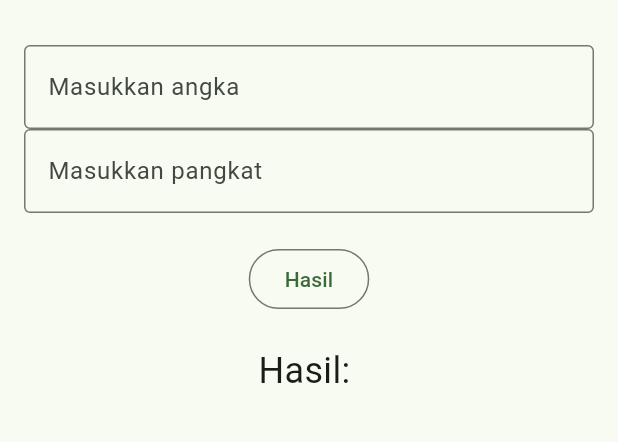
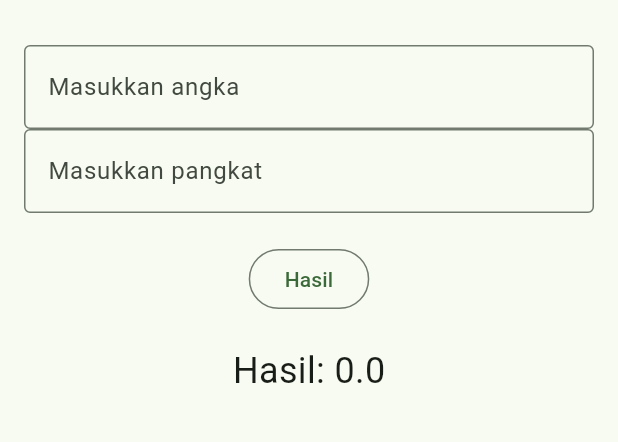
Before and after one commit to ahmadkasim12/bloc_kelompok_4, a Flutter app: the Perpangkatan screen opened directly, on a phone screen of 412 x 824 dp, the part 63-505 px from its top. Run offline on Flutter 3.47's test engine with Material 3 defaults, Android fonts, the phone set to English and light mode, and no system bars; our stand-ins replace flutter_bloc.

Commit message:
implementasi bloc test 1 (unfinished)

```diff
--- a/lib/Screens/Perpangkatan.dart
+++ b/lib/Screens/Perpangkatan.dart
@@ -1,28 +1,18 @@
-import 'package:bloc_implementation_assignment/Widgets/Drawer.dart';
-import 'package:bloc_implementation_assignment/Widgets/GenericButton.dart';
-import 'package:bloc_implementation_assignment/Widgets/GenericTextField.dart';
 import 'package:flutter/material.dart';
-import 'dart:math';
+import 'package:flutter_bloc/flutter_bloc.dart';
 
-class Perpangkatan extends StatefulWidget {
-  const Perpangkatan({super.key});
+import '../Widgets/Drawer.dart';
+import '../Widgets/GenericButton.dart';
+import '../Widgets/GenericTextField.dart';
+import '../bloc/bloc_aritmatika/input_bloc.dart';
+import '../bloc/bloc_perpangkatan/operator_perpangkatan.dart';
 
-  @override
-  State<Perpangkatan> createState() => _PerpangkatanState();
-}
-
-class _PerpangkatanState extends State<Perpangkatan> {
+class Perpangkatan extends StatelessWidget {
+  Perpangkatan({super.key});
   final angka = TextEditingController();
   final pangkat = TextEditingController();
-  String result = "";
+  final PowOperation output = PowOperation();
 
-  void calculatorLogic() {
-    final number = double.tryParse(angka.text) ?? 0;
-    final exponent = double.tryParse(pangkat.text) ?? 0;
-    setState(() {
-      result = pow (number,(exponent)).toString();
-    });
-  }
   @override
   Widget build(BuildContext context) {
     return Scaffold(
@@ -37,12 +27,22 @@ class _PerpangkatanState extends State<Perpangkatan> {
 
             SizedBox(height: 20),
 
-            GenericButton(text: "Hasil", onPressed: calculatorLogic),
+            GenericButton(text: "Hasil", onPressed: () {
+              final input1 = double.tryParse(angka.text) ?? 0.0;
+              final input2 = double.tryParse(pangkat.text) ?? 0.0;
+
+              context.read<InputHolderBloc>().add(UpdateInputs(input1, input2));
+              output.doOperation(input1, input2);
+            }),
 
             SizedBox(height: 20),
-            Text(
-              "Hasil: $result",
-              style: TextStyle(fontSize: 24),
+            BlocBuilder<PowOperation, double>(
+              builder: (context, state) {
+                return Text(
+                  "Hasil: $state",
+                  style: TextStyle(fontSize: 24),
+                );
+              }
             ),
           ],
         ),
--- /dev/null
+++ b/lib/bloc/bloc_perpangkatan/operator_perpangkatan.dart
@@ -0,0 +1,12 @@
+import 'dart:math';
+import 'package:bloc_implementation_assignment/bloc/bloc_aritmatika/input_bloc.dart';
+import 'package:flutter_bloc/flutter_bloc.dart';
+
+class PowOperation extends Bloc<InputEvent, double> {
+  PowOperation({this.powResult = 0}) : super(powResult);
+  double powResult;
+
+  void doOperation (double input1, double input2){
+    emit(powResult = pow(input1, input2) as double);
+  }
+}
```
